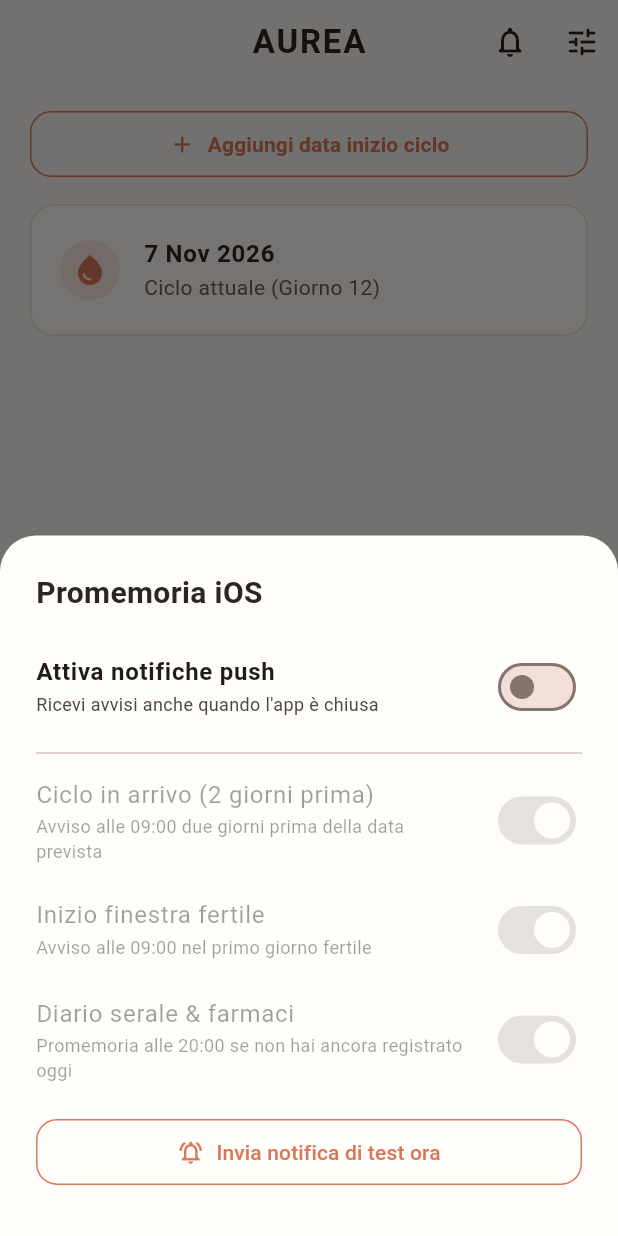
After one commit to Zirtek/aurea, a Flutter app: the screen it shows after launch, item 4 of the bottom bar chosen, after a tap on the "notifications none" icon, on a phone screen of 412 x 824 dp. The commit adds this screen. Run offline on Flutter 3.47's test engine with Material 3 defaults, Android fonts, the phone set to English and light mode, and no system bars; our stand-ins replace shared_preferences, table_calendar; missing offline and left inert: dart:js_interop.

Commit message:
notifiche icona

```diff
--- a/lib/screens/home_screen.dart
+++ b/lib/screens/home_screen.dart
@@ -2,7 +2,9 @@ import 'package:flutter/material.dart';
 import 'package:flutter/services.dart';
 import '../models/cycle_models.dart';
 import '../services/storage_service.dart';
+import '../services/push_service.dart';
 import '../widgets/daily_log_editor.dart';
+import '../widgets/notification_settings_sheet.dart';
 import 'calendar_screen.dart';
 import 'analytics_screen.dart';
 
@@ -24,6 +26,7 @@ class _MainNavigationScreenState extends State<MainNavigationScreen> {
   bool _autoCalculate = true;
   List<DateTime> _periodStartDates = [];
   Map<String, DailyLog> _dailyLogs = {};
+  NotificationSettings _notificationSettings = const NotificationSettings();
 
   @override
   void initState() {
@@ -33,12 +36,14 @@ class _MainNavigationScreenState extends State<MainNavigationScreen> {
 
   Future<void> _initData() async {
     final data = await _storage.loadData();
+    final notifSettings = await _storage.loadNotificationSettings();
     setState(() {
       _periodStartDates = data.periodStartDates;
       _dailyLogs = data.dailyLogs;
       _manualCycleLength = data.manualCycleLength;
       _manualPeriodDuration = data.manualPeriodDuration;
       _autoCalculate = data.autoCalculate;
+      _notificationSettings = notifSettings;
       _isLoading = false;
     });
   }
@@ -65,6 +70,21 @@ class _MainNavigationScreenState extends State<MainNavigationScreen> {
   int get _daysUntilNextPeriod {
     final today = CycleCalculator.normalizeDate(DateTime.now());
     return _nextPredictedPeriod.difference(today).inDays;
+  }
+
+  Future<void> _syncPushInBackground() async {
+    if (!_notificationSettings.enabled) return;
+    final todayKey = CycleCalculator.dateKey(DateTime.now());
+    final hasLoggedToday =
+        _dailyLogs[todayKey] != null && !_dailyLogs[todayKey]!.isEmpty;
+    try {
+      await PushService.syncWithServer(
+        settings: _notificationSettings,
+        lastPeriodStart: _lastPeriodStart,
+        effectiveCycleLength: _analytics.effectiveCycleLength,
+        hasLoggedToday: hasLoggedToday,
+      );
+    } catch (_) {}
   }
 
   Future<void> _logNewPeriodStart() async {
@@ -95,6 +115,7 @@ class _MainNavigationScreenState extends State<MainNavigationScreen> {
 
       await _storage.savePeriodStarts(_periodStartDates);
       await _storage.saveDailyLogs(_dailyLogs);
+      await _syncPushInBackground();
     }
   }
 
@@ -108,6 +129,7 @@ class _MainNavigationScreenState extends State<MainNavigationScreen> {
       }
     });
     await _storage.saveDailyLogs(_dailyLogs);
+    await _syncPushInBackground();
   }
 
   Future<void> _copyBackupToClipboard() async {
@@ -380,6 +402,38 @@ class _MainNavigationScreenState extends State<MainNavigationScreen> {
       appBar: AppBar(
         title: const Text('AUREA'),
         actions: [
+          IconButton(
+            icon: Icon(
+              _notificationSettings.enabled
+                  ? Icons.notifications_active_rounded
+                  : Icons.notifications_none_rounded,
+              color: const Color(0xFF2C2520),
+            ),
+            tooltip: 'Promemoria',
+            onPressed: () {
+              final todayKey = CycleCalculator.dateKey(DateTime.now());
+              final hasLoggedToday =
+                  _dailyLogs[todayKey] != null && !_dailyLogs[todayKey]!.isEmpty;
+              showModalBottomSheet(
+                context: context,
+                isScrollControlled: true,
+                backgroundColor: const Color(0xFFFFFDF9),
+                shape: const RoundedRectangleBorder(
+                  borderRadius: BorderRadius.vertical(top: Radius.circular(24)),
+                ),
+                builder: (_) => NotificationSettingsSheet(
+                  initialSettings: _notificationSettings,
+                  lastPeriodStart: _lastPeriodStart,
+                  effectiveCycleLength: _analytics.effectiveCycleLength,
+                  hasLoggedToday: hasLoggedToday,
+                  onSaveSettings: (updated) async {
+                    setState(() => _notificationSettings = updated);
+                    await _storage.saveNotificationSettings(updated);
+                  },
+                ),
+              );
+            },
+          ),
           IconButton(
             icon: const Icon(Icons.tune_rounded, color: Color(0xFF2C2520)),
             onPressed: _openSettingsModal,
@@ -684,7 +738,8 @@ class _MainNavigationScreenState extends State<MainNavigationScreen> {
             itemCount: _periodStartDates.length,
             itemBuilder: (context, index) {
               final startDate = _periodStartDates[index];
-              String cycleDurationLabel = 'Ciclo attuale (Giorno $_currentCycleDay)';
+              String cycleDurationLabel =
+                  'Ciclo attuale (Giorno $_currentCycleDay)';
 
               if (index > 0) {
                 final previousStart = _periodStartDates[index - 1];
@@ -729,6 +784,7 @@ class _MainNavigationScreenState extends State<MainNavigationScreen> {
                         _periodStartDates.removeAt(index);
                       });
                       await _storage.savePeriodStarts(_periodStartDates);
+                      await _syncPushInBackground();
                     },
                   )
                       : null,
--- /dev/null
+++ b/lib/widgets/notification_settings_sheet.dart
@@ -0,0 +1,253 @@
+import 'package:flutter/material.dart';
+import '../models/cycle_models.dart';
+import '../services/push_service.dart';
+
+class NotificationSettingsSheet extends StatefulWidget {
+  final NotificationSettings initialSettings;
+  final DateTime lastPeriodStart;
+  final int effectiveCycleLength;
+  final bool hasLoggedToday;
+  final Future<void> Function(NotificationSettings updated) onSaveSettings;
+
+  const NotificationSettingsSheet({
+    super.key,
+    required this.initialSettings,
+    required this.lastPeriodStart,
+    required this.effectiveCycleLength,
+    required this.hasLoggedToday,
+    required this.onSaveSettings,
+  });
+
+  @override
+  State<NotificationSettingsSheet> createState() =>
+      _NotificationSettingsSheetState();
+}
+
+class _NotificationSettingsSheetState extends State<NotificationSettingsSheet> {
+  late NotificationSettings _settings;
+  PushEnvironment? _env;
+  bool _isBusy = false;
+  String? _statusMessage;
+
+  @override
+  void initState() {
+    super.initState();
+    _settings = widget.initialSettings;
+    _loadEnv();
+  }
+
+  Future<void> _loadEnv() async {
+    final env = await PushService.getEnvironment();
+    if (mounted) setState(() => _env = env);
+  }
+
+  Future<void> _updateAndSync(NotificationSettings next) async {
+    setState(() {
+      _isBusy = true;
+      _statusMessage = null;
+    });
+
+    try {
+      await PushService.syncWithServer(
+        settings: next,
+        lastPeriodStart: widget.lastPeriodStart,
+        effectiveCycleLength: widget.effectiveCycleLength,
+        hasLoggedToday: widget.hasLoggedToday,
+      );
+      await widget.onSaveSettings(next);
+      if (mounted) {
+        setState(() {
+          _settings = next;
+          _statusMessage = next.enabled
+              ? 'Preferenze sincronizzate con iPhone'
+              : 'Notifiche disattivate';
+        });
+      }
+    } catch (e) {
+      if (mounted) {
+        setState(() => _statusMessage = e.toString().replaceFirst('Exception: ', ''));
+      }
+    } finally {
+      if (mounted) setState(() => _isBusy = false);
+    }
+  }
+
+  Future<void> _sendTest() async {
+    setState(() {
+      _isBusy = true;
+      _statusMessage = null;
+    });
+    try {
+      await PushService.sendTestNotification();
+      if (mounted) {
+        setState(() => _statusMessage = 'Notifica di test inviata! Controlla il centro notifiche.');
+      }
+    } catch (e) {
+      if (mounted) {
+        setState(() => _statusMessage = e.toString().replaceFirst('Exception: ', ''));
+      }
+    } finally {
+      if (mounted) setState(() => _isBusy = false);
+    }
+  }
+
+  @override
+  Widget build(BuildContext context) {
+    final needsInstall = _env?.needsIosHomeScreenInstall ?? false;
+
+    return Padding(
+      padding: const EdgeInsets.fromLTRB(24, 24, 24, 32),
+      child: Column(
+        mainAxisSize: MainAxisSize.min,
+        crossAxisAlignment: CrossAxisAlignment.stretch,
+        children: [
+          Row(
+            mainAxisAlignment: MainAxisAlignment.spaceBetween,
+            children: [
+              const Text(
+                'Promemoria iOS',
+                style: TextStyle(
+                  fontSize: 20,
+                  fontWeight: FontWeight.bold,
+                  color: Color(0xFF2C2520),
+                ),
+              ),
+              if (_isBusy)
+                const SizedBox(
+                  width: 18,
+                  height: 18,
+                  child: CircularProgressIndicator(
+                    strokeWidth: 2,
+                    color: Color(0xFFD97757),
+                  ),
+                ),
+            ],
+          ),
+          const SizedBox(height: 12),
+
+          if (needsInstall)
+            Container(
+              padding: const EdgeInsets.all(14),
+              margin: const EdgeInsets.only(bottom: 14),
+              decoration: BoxDecoration(
+                color: const Color(0xFFD97757).withValues(alpha: 0.12),
+                borderRadius: BorderRadius.circular(14),
+                border: Border.all(color: const Color(0xFFD97757).withValues(alpha: 0.4)),
+              ),
+              child: const Text(
+                'Per ricevere notifiche su iPhone, tocca Condividi in Safari → "Aggiungi alla schermata Home" e riapri Aurea dall\'icona creata.',
+                style: TextStyle(fontSize: 13, color: Color(0xFF2C2520), height: 1.35),
+              ),
+            ),
+
+          SwitchListTile(
+            contentPadding: EdgeInsets.zero,
+            title: const Text(
+              'Attiva notifiche push',
+              style: TextStyle(fontWeight: FontWeight.bold),
+            ),
+            subtitle: const Text(
+              'Ricevi avvisi anche quando l\'app è chiusa',
+              style: TextStyle(fontSize: 12),
+            ),
+            value: _settings.enabled,
+            activeColor: const Color(0xFFD97757),
+            onChanged: _isBusy
+                ? null
+                : (val) => _updateAndSync(_settings.copyWith(enabled: val)),
+          ),
+
+          const Divider(height: 16),
+
+          SwitchListTile(
+            contentPadding: EdgeInsets.zero,
+            title: const Text('Ciclo in arrivo (2 giorni prima)'),
+            subtitle: const Text('Avviso alle 09:00 due giorni prima della data prevista', style: TextStyle(fontSize: 12)),
+            value: _settings.notifyPeriodBefore,
+            activeColor: const Color(0xFFD97757),
+            onChanged: (!_settings.enabled || _isBusy)
+                ? null
+                : (val) => _updateAndSync(_settings.copyWith(notifyPeriodBefore: val)),
+          ),
+
+          SwitchListTile(
+            contentPadding: EdgeInsets.zero,
+            title: const Text('Inizio finestra fertile'),
+            subtitle: const Text('Avviso alle 09:00 nel primo giorno fertile', style: TextStyle(fontSize: 12)),
+            value: _settings.notifyFertileStart,
+            activeColor: const Color(0xFF8AB17D),
+            onChanged: (!_settings.enabled || _isBusy)
+                ? null
+                : (val) => _updateAndSync(_settings.copyWith(notifyFertileStart: val)),
+          ),
+
+          SwitchListTile(
+            contentPadding: EdgeInsets.zero,
+            title: const Text('Diario serale & farmaci'),
+            subtitle: Text(
+              'Promemoria alle ${_settings.dailyLogHour.toString().padLeft(2, '0')}:00 se non hai ancora registrato oggi',
+              style: const TextStyle(fontSize: 12),
+            ),
+            value: _settings.notifyDailyLog,
+            activeColor: const Color(0xFF9C89B8),
+            onChanged: (!_settings.enabled || _isBusy)
+                ? null
+                : (val) => _updateAndSync(_settings.copyWith(notifyDailyLog: val)),
+          ),
+
+          if (_settings.enabled && _settings.notifyDailyLog)
+            Row(
+              mainAxisAlignment: MainAxisAlignment.spaceBetween,
+              children: [
+                const Text('Orario promemoria serale', style: TextStyle(fontSize: 13)),
+                DropdownButton<int>(
+                  value: _settings.dailyLogHour,
+                  items: [18, 19, 20, 21, 22].map((h) {
+                    return DropdownMenuItem(
+                      value: h,
+                      child: Text('${h.toString().padLeft(2, '0')}:00'),
+                    );
+                  }).toList(),
+                  onChanged: _isBusy
+                      ? null
+                      : (h) {
+                    if (h != null) {
+                      _updateAndSync(_settings.copyWith(dailyLogHour: h));
+                    }
+                  },
+                ),
+              ],
+            ),
+
+          if (_statusMessage != null) ...[
+            const SizedBox(height: 10),
+            Text(
+              _statusMessage!,
+              style: const TextStyle(
+                fontSize: 12,
+                color: Color(0xFFD97757),
+                fontWeight: FontWeight.w600,
+              ),
+            ),
+          ],
+
+          const SizedBox(height: 14),
+
+          OutlinedButton.icon(
+            onPressed: _isBusy ? null : _sendTest,
+            style: OutlinedButton.styleFrom(
+              foregroundColor: const Color(0xFFD97757),
+              side: const BorderSide(color: Color(0xFFD97757)),
+              padding: const EdgeInsets.symmetric(vertical: 12),
+              shape: RoundedRectangleBorder(
+                borderRadius: BorderRadius.circular(14),
+              ),
+            ),
+            icon: const Icon(Icons.notifications_active_outlined, size: 18),
+            label: const Text('Invia notifica di test ora'),
+          ),
+        ],
+      ),
+    );
+  }
+}
```
